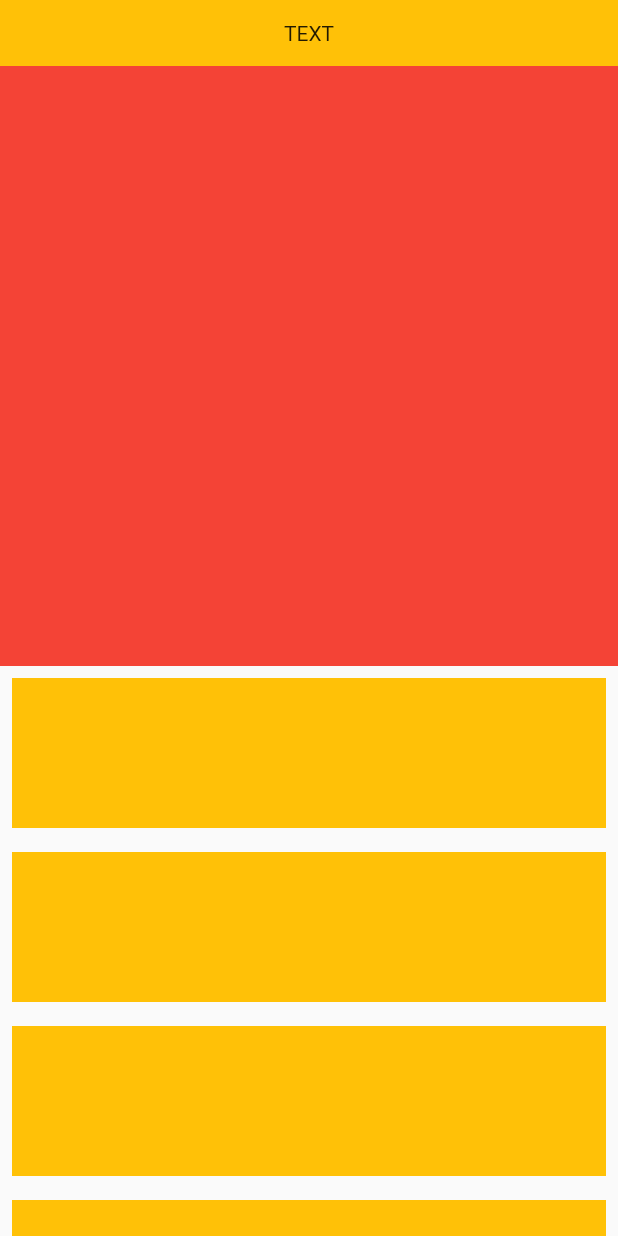
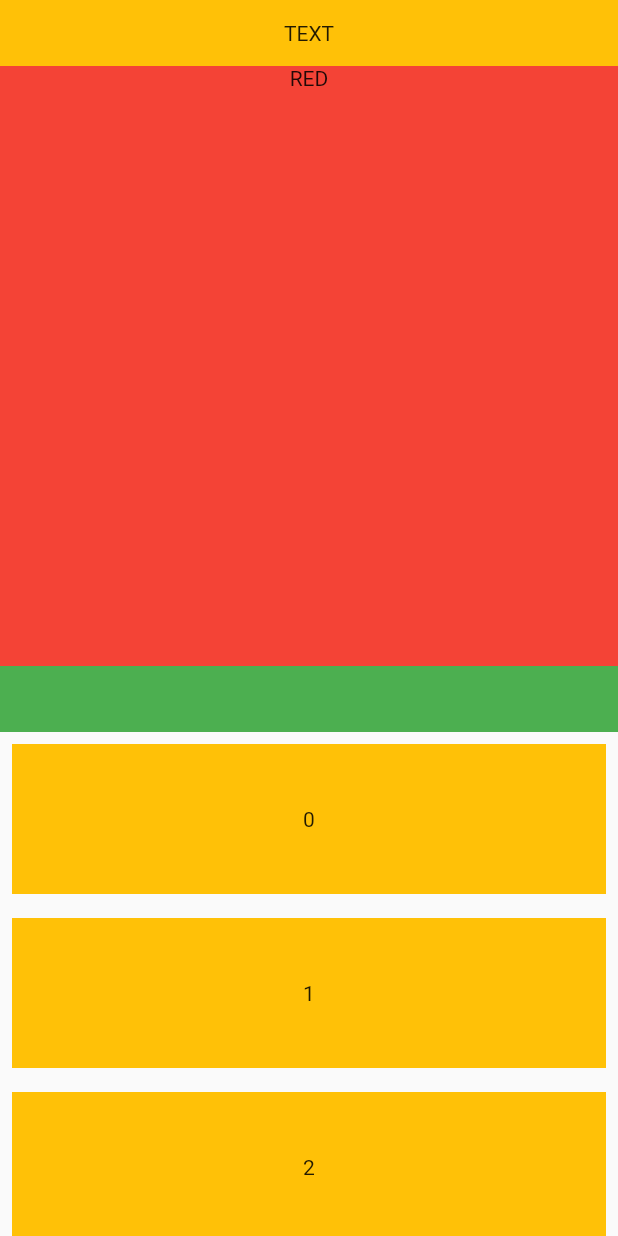
Before and after one commit to HeoKyuTae/Flutter-Source, a Flutter app: the screen it shows after launch, on a phone screen of 412 x 824 dp. Run offline on Flutter 3.47's test engine with Material 2 defaults, Android fonts, the phone set to English and light mode, and no system bars; our stand-ins replace cached_network_image, get, image_picker, lottie, screenshot, scroll_to_index and 1 more; missing offline and left inert: exif, flutter_animated_icons, flutter_cupertino_date_picker_fork, image_to_byte, matrix4_transform, photofilters.

Commit message:
스크롤 제어

```diff
--- a/lib/mix_list.dart
+++ b/lib/mix_list.dart
@@ -17,7 +17,7 @@ class _MixListState extends State<MixList> {
   @override
   void initState() {
     _scrollController.addListener(_addListListener);
-    _listviewController.addListener(_addListListener1);
+    _listviewController.addListener(_addListListener);
     generatorList();
     super.initState();
   }
@@ -29,27 +29,25 @@ class _MixListState extends State<MixList> {
   }
 
   _addListListener() {
-    // double maxScroll = _scrollController.position.maxScrollExtent;
-    // double currentScroll = _scrollController.position.pixels;
-    // double delta = 200.0; // or something else..
-    // if (maxScroll - currentScroll <= delta) {
-    //   generatorList();
-    // }
+    if (0.0 <= _listviewController.offset) {
+      if (_scrollController.offset >= 400) {
+        controller = false;
+        _scrollController.jumpTo(444);
 
-    // setState(() {});
-
-    print('_scrollController : ${_scrollController.offset}');
-
-    if (_scrollController.offset > 400) {
-      controller = false;
+        double maxScroll = _listviewController.position.maxScrollExtent;
+        double currentScroll = _listviewController.position.pixels;
+        double delta = 200.0; // or something else..
+        if (maxScroll - currentScroll <= delta) {
+          generatorList();
+        }
+      }
     } else {
       controller = true;
-    }
-    setState(() {});
+      _scrollController.jumpTo(0);
     }
 
-  _addListListener1() {
-    print('_listviewController : ${_listviewController.offset}');
+    print(controller);
+    setState(() {});
   }
 
   @override
@@ -59,9 +57,18 @@ class _MixListState extends State<MixList> {
     super.dispose();
   }
 
+  Widget tabbar() {
+    return Container(
+      height: 44,
+      color: Colors.green,
+    );
+  }
+
   @override
   Widget build(BuildContext context) {
     Size size = MediaQuery.of(context).size;
+    var top = MediaQuery.of(context).viewPadding.top;
+    var bottom = MediaQuery.of(context).viewPadding.bottom;
     return Scaffold(
       body: SafeArea(
         child: Container(
@@ -74,29 +81,44 @@ class _MixListState extends State<MixList> {
                 child: const Text('TEXT'),
               ),
               Expanded(
-                  child: SingleChildScrollView(
+                  child: Stack(
+                children: [
+                  SingleChildScrollView(
                     controller: _scrollController,
                     physics: controller ? null : const NeverScrollableScrollPhysics(),
                     child: Column(
                       children: [
-                    Container(
+                        GestureDetector(
+                          onTap: () {
+                            print('object');
+                          },
+                          child: Container(
+                            alignment: Alignment.bottomCenter,
                             height: 400,
                             color: Colors.red,
+                            child: Column(
+                              children: [
+                                Text('RED'),
+                              ],
                             ),
-                    Container(
-                      height: controller ? size.height - 48 : 0,
+                          ),
+                        ),
+                        tabbar(),
+                        ConstrainedBox(
+                          constraints: BoxConstraints(maxHeight: size.height - (44 + top + bottom)),
                           child: ListView.builder(
                             controller: _listviewController,
                             shrinkWrap: controller,
-                        physics:
-                            controller ? const NeverScrollableScrollPhysics() : const AlwaysScrollableScrollPhysics(),
-                        itemCount: 100,
+                            physics: controller ? const NeverScrollableScrollPhysics() : null,
+                            itemCount: list,
                             itemBuilder: (context, index) {
                               return Padding(
                                 padding: const EdgeInsets.all(8.0),
                                 child: Container(
+                                  alignment: Alignment.center,
                                   height: 100,
                                   color: Colors.amber,
+                                  child: Text('$index'),
                                 ),
                               );
                             },
@@ -104,6 +126,9 @@ class _MixListState extends State<MixList> {
                         )
                       ],
                     ),
+                  ),
+                  Visibility(visible: !controller, child: tabbar())
+                ],
               ))
             ],
           ),
```
Also changed, not shown: pubspec.lock, 1 other file. Lines whose indentation alone changed are shown as unchanged.
